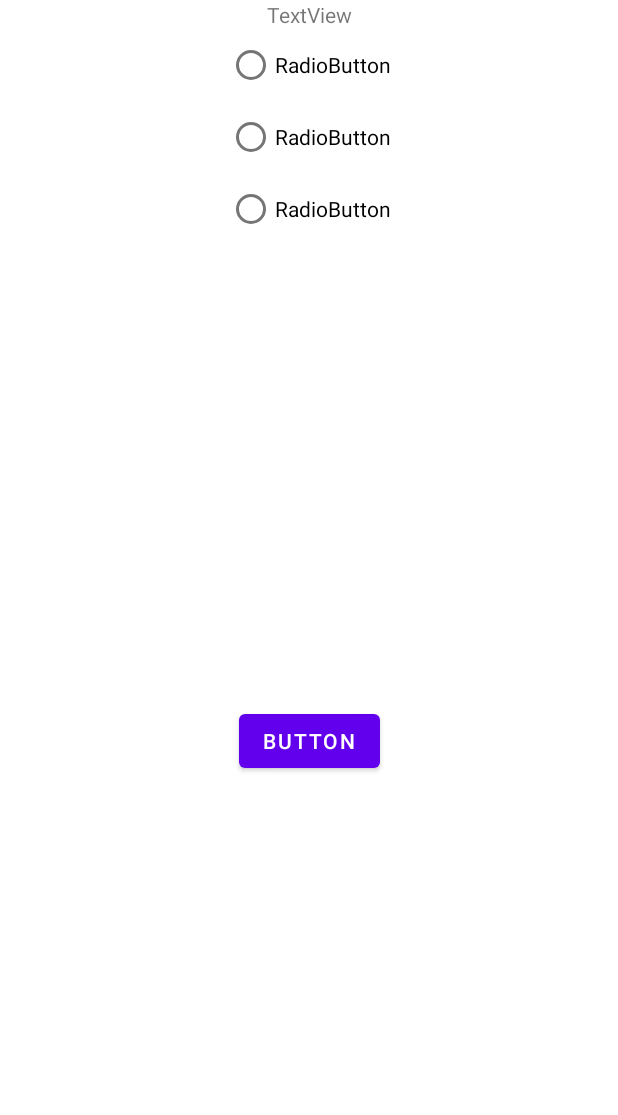
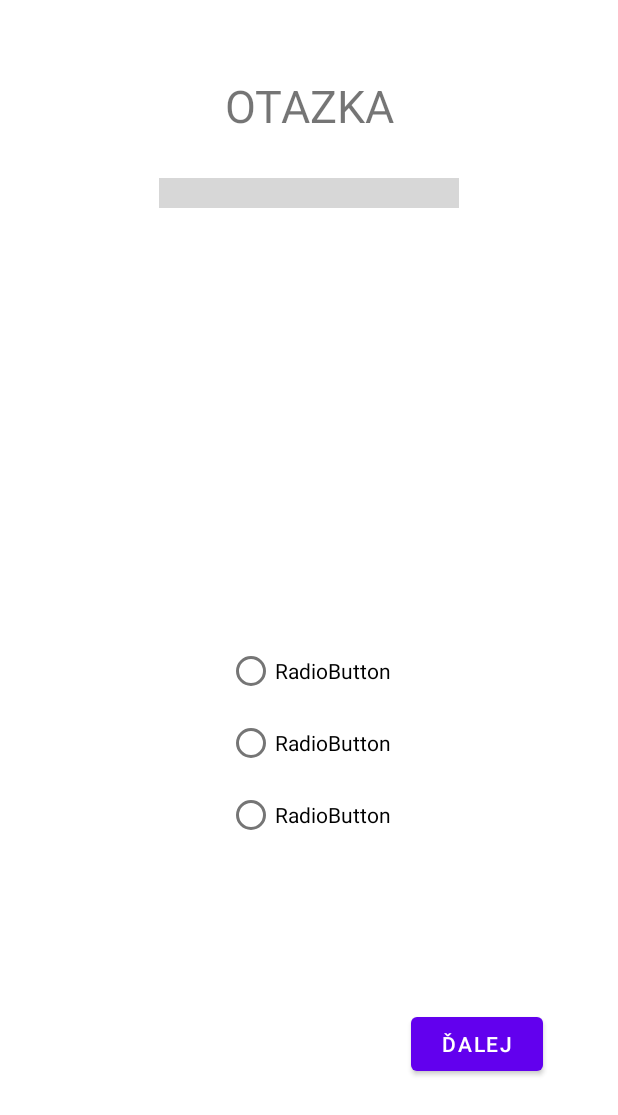
Before and after one commit to barb-b/Dobyvatel, an Android app: the layout activity_quizz.xml on its own in the app's theme, with its tools: preview values and no code run, on a phone screen of 412 x 824 dp. Shown: the top 1115 px of the screen. Run offline under Robolectric (Android 15) with nearby library versions, the phone set to English and light mode, and no system bars; network calls fail.

Commit message:
zaciatocny design a lepsie generovanie a vyhodnotenie otazok

```diff
--- a/app/src/main/res/layout/activity_quizz.xml
+++ b/app/src/main/res/layout/activity_quizz.xml
@@ -4,16 +4,40 @@
     xmlns:tools="http://schemas.android.com/tools"
     android:layout_width="match_parent"
     android:layout_height="match_parent"
+    tools:context=".Quizz">
 
-    tools:context=".Quizz">
+    <TextView
+        android:id="@+id/question"
+        android:layout_width="wrap_content"
+        android:layout_height="wrap_content"
+        android:text="OTAZKA"
+        android:layout_marginTop="50dp"
+        android:textSize="30sp"
+        app:layout_constraintEnd_toEndOf="parent"
+        app:layout_constraintStart_toStartOf="parent"
+        app:layout_constraintTop_toTopOf="parent" />
+
+    <ProgressBar
+        android:id="@+id/progressBar"
+        style="?android:attr/progressBarStyleHorizontal"
+        android:layout_width="200dp"
+        android:layout_height="wrap_content"
+        app:layout_constraintEnd_toEndOf="parent"
+        app:layout_constraintStart_toStartOf="parent"
+        app:layout_constraintTop_toBottomOf="@+id/question"
+        android:layout_marginTop="30dp"
+        android:max="3"
+        android:scaleY="5"/>
 
     <RadioGroup
         android:id="@+id/radioGroup"
         android:layout_width="wrap_content"
         android:layout_height="wrap_content"
+        android:layout_marginTop="30dp"
+        app:layout_constraintBottom_toBottomOf="parent"
         app:layout_constraintEnd_toEndOf="parent"
         app:layout_constraintStart_toStartOf="parent"
-        app:layout_constraintTop_toBottomOf="@+id/textView2">
+        app:layout_constraintTop_toBottomOf="@+id/progressBar">
 
         <RadioButton
             android:id="@+id/radioButton2"
@@ -35,22 +59,16 @@
             android:text="RadioButton" />
     </RadioGroup>
 
-    <TextView
-        android:id="@+id/textView2"
+
+    <Button
+        android:id="@+id/nextQuestion"
         android:layout_width="wrap_content"
         android:layout_height="wrap_content"
-        android:text="TextView"
-        app:layout_constraintEnd_toEndOf="parent"
-        app:layout_constraintStart_toStartOf="parent"
-        app:layout_constraintTop_toTopOf="parent" />
-
-    <Button
-        android:id="@+id/button"
-        android:layout_width="wrap_content"
-        android:layout_height="wrap_content"
-        android:text="Button"
+        android:text="Ďalej"
         app:layout_constraintBottom_toBottomOf="parent"
         app:layout_constraintEnd_toEndOf="parent"
-        app:layout_constraintStart_toStartOf="parent"
-        app:layout_constraintTop_toBottomOf="@+id/radioGroup" />
+        app:layout_constraintTop_toBottomOf="@+id/radioGroup"
+        android:layout_marginRight="50dp"/>
+
+
 </androidx.constraintlayout.widget.ConstraintLayout>
```
Also changed, not shown: app/src/main/java/com/example/dobyvatel/Quizz.kt (+27 -7 lines).
